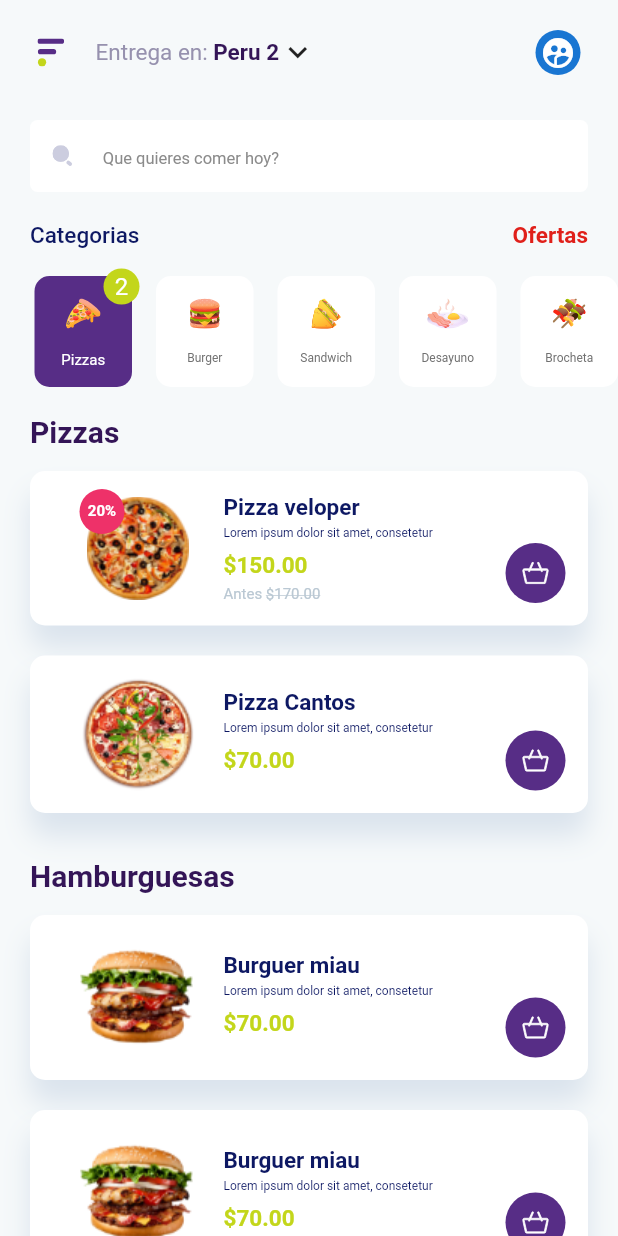
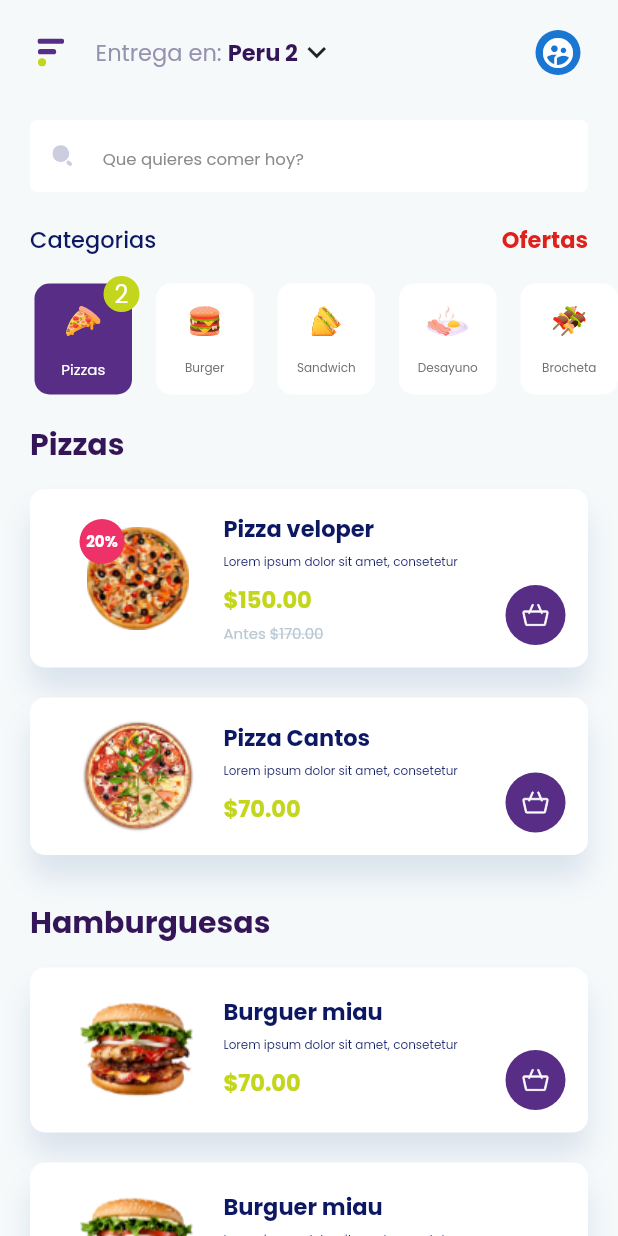
Before and after one commit to GuillermoDLCO/bootcamp-utp, a Flutter app: the screen it shows after launch, on a phone screen of 412 x 824 dp. Run offline on Flutter 3.47's test engine with Material 2 defaults, Android fonts, the phone set to English and light mode, and no system bars; our stand-ins replace flutter_svg.

Commit message:
Fonts implementation

```diff
--- a/lib/main.dart
+++ b/lib/main.dart
@@ -13,8 +13,9 @@
       title: 'Flutter Demo',
       theme: ThemeData(
         primarySwatch: Colors.blue,
+        fontFamily: 'Poppins',
       ),
-      home: HomeScreen(),
+      home: const HomeScreen(),
     );
   }
 }
```
Also changed, not shown: pubspec.yaml (+13 -0 lines), fonts/Poppins-Bold.ttf (added), fonts/Poppins-Light.ttf (added), fonts/Poppins-Medium.ttf (added), fonts/Poppins-Regular.ttf (added), fonts/Poppins-Thin.ttf (added).
